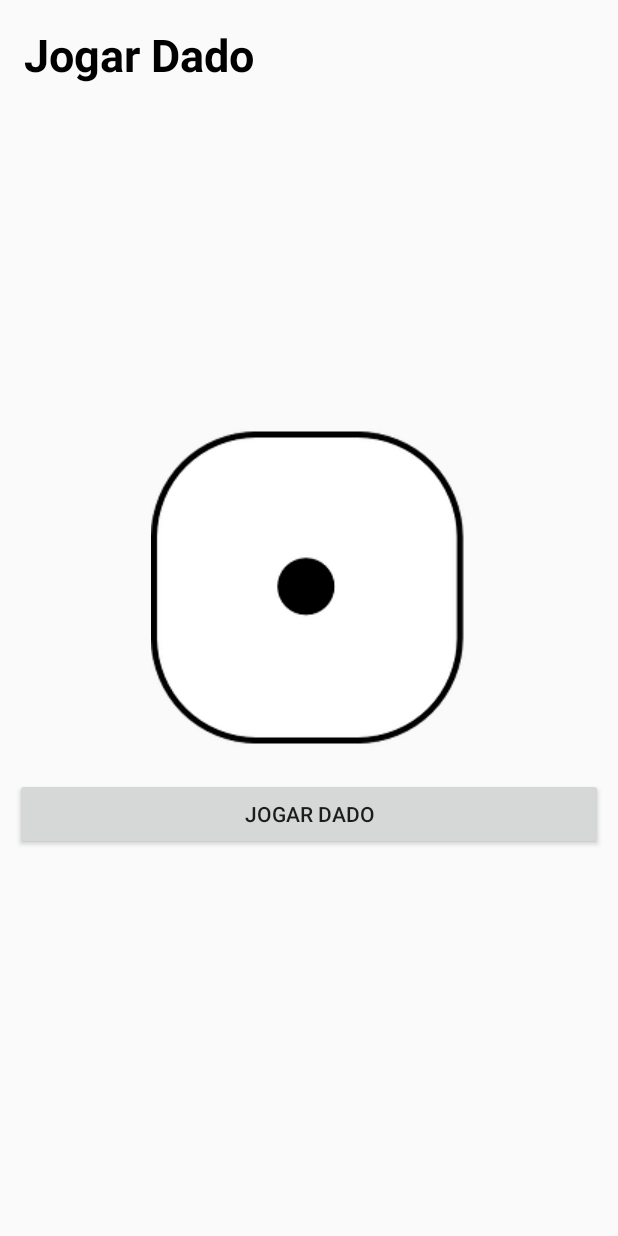
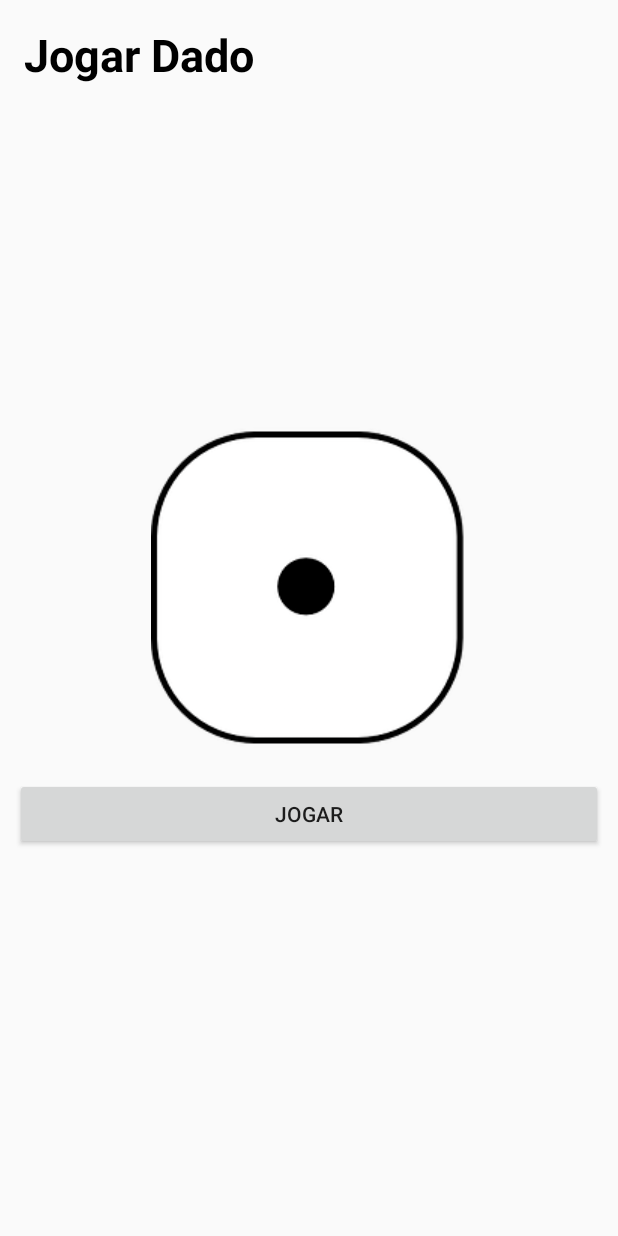
Before and after one commit to felippefc/Jogo-do-Dado, an Android app built with Jetpack Compose: the screen it shows after launch (MainActivity), on a phone screen of 412 x 824 dp. Run offline under Robolectric (Android 15) with nearby library versions, the phone set to English and light mode, and no system bars.

Commit message:
[#6] internacionalização
[Modificação]
Adicionado os arquivos strings pt e en para internacionalização do app

Signed-off-by: felippefc <felippex1@hotmai.com>

```diff
--- a/app/src/main/java/com/example/jogododado/MainActivity.kt
+++ b/app/src/main/java/com/example/jogododado/MainActivity.kt
@@ -28,7 +28,7 @@ class MainActivity : ComponentActivity() {
                  6 -> imagem.setImageResource(R.drawable.dice6)
             }
             if(numero == ultimoValor) {
-                Toast.makeText(this, "Valor repetido",Toast.LENGTH_LONG).show()
+                Toast.makeText(this, getString(R.string.valor_repetido),Toast.LENGTH_LONG).show()
             }
             ultimoValor = numero
 
--- a/app/src/main/res/layout/main_activity.xml
+++ b/app/src/main/res/layout/main_activity.xml
@@ -11,7 +11,7 @@
         android:layout_height="wrap_content"
         android:layout_margin="16dp"
         android:layout_marginTop="16dp"
-        android:text="Jogar Dado"
+        android:text="@string/titulo_principal"
         android:textColor="@color/black"
         android:textStyle="bold"
         android:textSize="30sp"
@@ -39,7 +39,7 @@
         android:layout_marginStart="10dp"
         android:layout_marginEnd="10dp"
         android:layout_marginTop="20dp"
-        android:text="Jogar Dado"
+        android:text="@string/texto_botão"
         app:layout_constraintStart_toStartOf="parent"
         app:layout_constraintTop_toBottomOf="@+id/imagem" />
 
--- a/app/src/main/res/values/strings.xml
+++ b/app/src/main/res/values/strings.xml
@@ -1,3 +1,6 @@
 <resources>
-    <string name="app_name">Jogo do dado</string>
+    <string name="app_name" translatable="false">Jogo do dado</string>
+    <string name="titulo_principal">Jogar Dado</string>
+    <string name="texto_botão">Jogar</string>
+    <string name="valor_repetido">Valor repetido</string>
 </resources>
```
Also changed, not shown: 1 other file.
